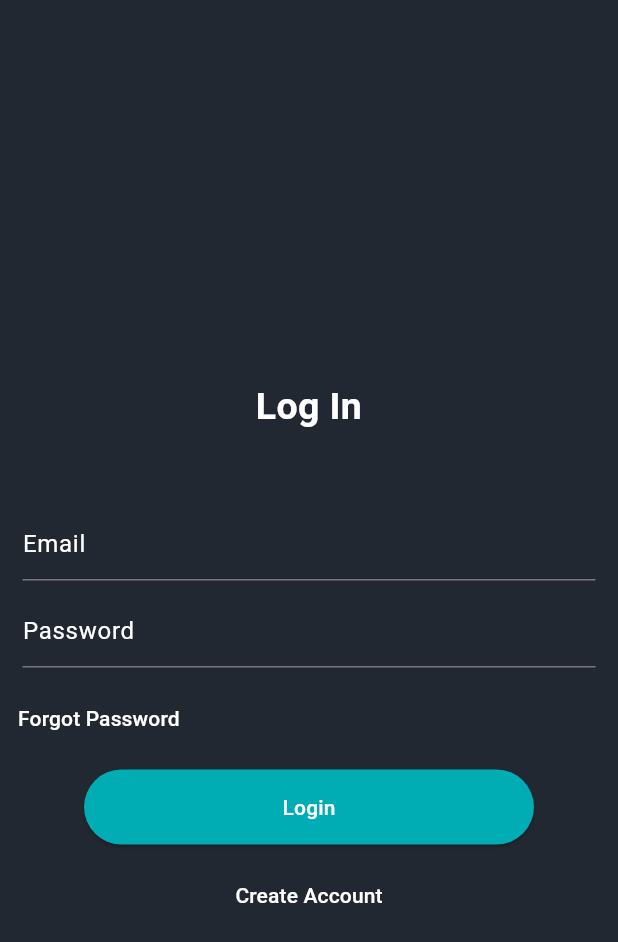
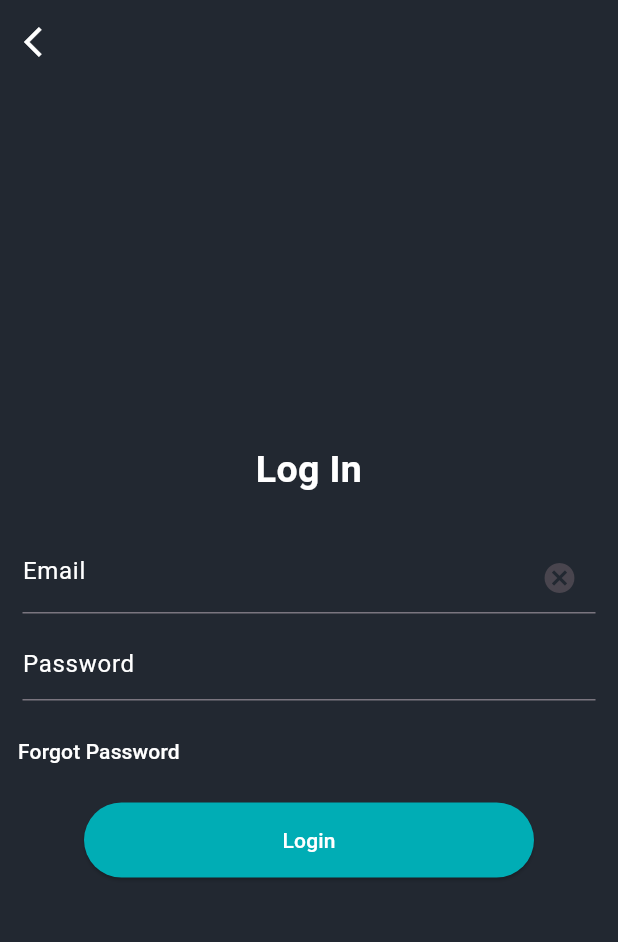
Before and after one commit to fwdAndroid/truecrime, a Flutter app: the SignInEmail screen opened directly, on a phone screen of 412 x 824 dp. Shown: the top 942 px of the screen. Run offline on Flutter 3.47's test engine with Material 2 defaults, Android fonts, the phone set to English and light mode, and no system bars; our stand-ins replace audio_video_progress_bar, social_login_buttons.

Commit message:
Email Login

```diff
--- a/lib/auth/login_page.dart
+++ b/lib/auth/login_page.dart
@@ -1,5 +1,6 @@
 import 'package:flutter/material.dart';
 import 'package:social_login_buttons/social_login_buttons.dart';
+import 'package:truecrime/auth/signin_email.dart';
 
 class LoginPage extends StatefulWidget {
   const LoginPage({super.key});
@@ -75,7 +76,12 @@ class _LoginPageState extends State<LoginPage> {
                 onPressed: () {},
                 backgroundColor: Color(0xff222831),
               )),
-          Container(
+          InkWell(
+            onTap: () {
+              Navigator.push(context,
+                  MaterialPageRoute(builder: (builder) => SignInEmail()));
+            },
+            child: Container(
                 margin: EdgeInsets.all(20),
                 width: 300,
                 height: 50,
@@ -107,6 +113,7 @@ class _LoginPageState extends State<LoginPage> {
                     )
                   ],
                 )),
+          ),
           Spacer(),
           Align(
             alignment: Alignment.bottomCenter,
--- a/lib/auth/signin_email.dart
+++ b/lib/auth/signin_email.dart
@@ -11,17 +11,28 @@ class SignInEmail extends StatefulWidget {
 }
 
 class _SignInEmailState extends State<SignInEmail> {
+  TextEditingController emailController = TextEditingController();
   @override
   Widget build(BuildContext context) {
     return Scaffold(
+      appBar: AppBar(
+        leading: IconButton(
+          onPressed: () {
+            Navigator.pop(context);
+          },
+          icon: Icon(
+            Icons.arrow_back_ios,
+            color: Colors.white,
+          ),
+        ),
+        iconTheme: IconThemeData(color: Colors.white),
+        backgroundColor: Color(0xff222831),
+      ),
       backgroundColor: Color(0xff222831),
       body: Column(
         crossAxisAlignment: CrossAxisAlignment.center,
         mainAxisAlignment: MainAxisAlignment.center,
         children: [
-          SizedBox(
-            height: 50,
-          ),
           Center(
             child: Text(
               "Log In",
@@ -33,14 +44,21 @@ class _SignInEmailState extends State<SignInEmail> {
             ),
           ),
           SizedBox(
-            height: 50,
+            height: 30,
           ),
           Container(
             margin: EdgeInsets.only(left: 15, right: 15),
             child: TextFormField(
+              controller: emailController,
               style: TextStyle(color: Colors.white),
               decoration: InputDecoration(
-                  hintText: "Email", hintStyle: TextStyle(color: Colors.white)),
+                  hintText: "Email",
+                  hintStyle: TextStyle(color: Colors.white),
+                  suffixIcon: IconButton(
+                      onPressed: () {
+                        emailController.clear();
+                      },
+                      icon: Icon(Icons.cancel))),
             ),
           ),
           SizedBox(
@@ -87,21 +105,6 @@ class _SignInEmailState extends State<SignInEmail> {
             style: ElevatedButton.styleFrom(
                 backgroundColor: Color(0xff00ADB5), fixedSize: Size(300, 50)),
           ),
-          SizedBox(
-            height: 10,
-          ),
-          Align(
-            alignment: Alignment.center,
-            child: TextButton(
-                onPressed: () {
-                  Navigator.push(context,
-                      MaterialPageRoute(builder: (builder) => EmailSignUp()));
-                },
-                child: Text(
-                  "Create Account",
-                  style: TextStyle(color: Colors.white),
-                )),
-          ),
         ],
       ),
     );
```
Lines whose indentation alone changed are shown as unchanged.
